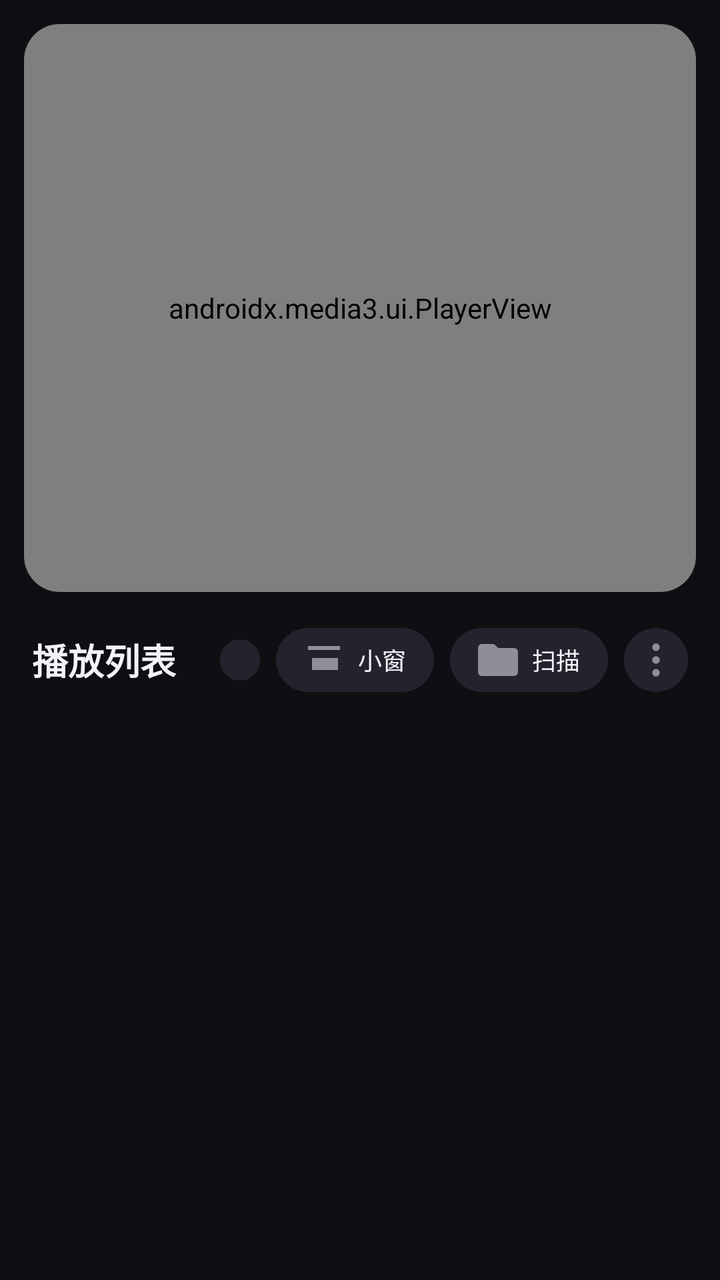
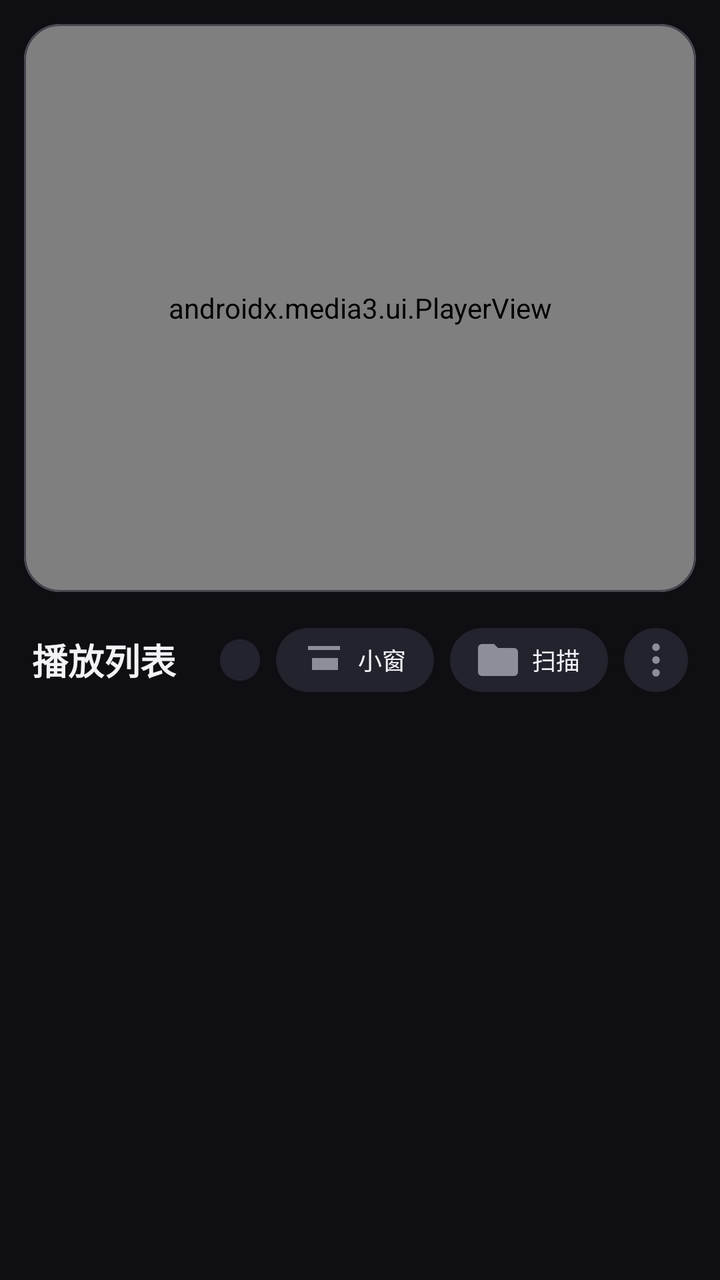

The first picture is an Android layout as it rendered before a commit; the second is the same layout after the commit. The layout source and the unified diff follow.
<!-- AndroidManifest.xml: application theme Theme.Player -->
<!-- res/layout/activity_main.xml -->
<?xml version="1.0" encoding="utf-8"?>
<LinearLayout xmlns:android="http://schemas.android.com/apk/res/android"
    xmlns:app="http://schemas.android.com/apk/res-auto"
    android:id="@+id/root_layout"
    android:layout_width="match_parent"
    android:layout_height="match_parent"
    android:orientation="vertical"
    android:background="@color/bg_dark">

    
    <com.google.android.material.card.MaterialCardView
        android:id="@+id/player_card"
        android:layout_width="match_parent"
        android:layout_height="0dp"
        android:layout_weight="1"
        android:layout_marginStart="12dp"
        android:layout_marginEnd="12dp"
        android:layout_marginTop="12dp"
        android:layout_marginBottom="4dp"
        app:cardBackgroundColor="@color/surface_1"
        app:cardCornerRadius="18dp"
        app:cardElevation="0dp"
        app:strokeWidth="0dp">

        
        <androidx.media3.ui.PlayerView
            android:id="@+id/player_view"
            android:layout_width="match_parent"
            android:layout_height="match_parent"
            app:use_controller="true"
            app:show_timeout="3000"
            app:resize_mode="fit"
            app:surface_type="texture_view"
            app:show_buffering="when_playing"
            app:controller_layout_id="@layout/custom_player_control_view"
            app:play_icon="@drawable/player_control_play"
            app:pause_icon="@drawable/player_control_pause"
            app:previous_icon="@drawable/player_control_previous"
            app:next_icon="@drawable/player_control_next"
            app:rewind_icon="@drawable/player_control_rewind"
            app:fastforward_icon="@drawable/player_control_fastforward"
            app:repeat_off_icon="@drawable/player_control_repeat_off"
            app:repeat_one_icon="@drawable/player_control_repeat_one"
            app:repeat_all_icon="@drawable/player_control_repeat_all"
            app:shuffle_off_icon="@drawable/player_control_shuffle_off"
            app:shuffle_on_icon="@drawable/player_control_shuffle_on"
            app:fullscreen_enter_icon="@drawable/player_control_fullscreen_enter"
            app:fullscreen_exit_icon="@drawable/player_control_fullscreen_exit" />

        
        <TextView
            android:id="@+id/gesture_overlay"
            android:layout_width="wrap_content"
            android:layout_height="wrap_content"
            android:layout_gravity="center"
            android:paddingHorizontal="20dp"
            android:paddingVertical="10dp"
            android:background="@drawable/bg_gesture_overlay"
            android:gravity="center"
            android:textColor="@color/text_primary"
            android:textSize="15sp"
            android:lineSpacingExtra="3dp"
            android:visibility="gone" />
    </com.google.android.material.card.MaterialCardView>

    
    <LinearLayout
        android:id="@+id/toolbar_layout"
        android:layout_width="match_parent"
        android:layout_height="wrap_content"
        android:orientation="horizontal"
        android:gravity="center_vertical"
        android:paddingHorizontal="16dp"
        android:paddingTop="14dp"
        android:paddingBottom="10dp">

        <TextView
            android:id="@+id/tv_playlist_info"
            android:layout_width="0dp"
            android:layout_height="wrap_content"
            android:layout_weight="1"
            android:text="@string/playlist_title"
            android:textSize="18sp"
            android:textStyle="bold"
            android:fontFamily="sans-serif-medium"
            android:textColor="@color/text_primary" />

        <TextView
            android:id="@+id/tv_count"
            android:layout_width="wrap_content"
            android:layout_height="wrap_content"
            android:paddingHorizontal="10dp"
            android:paddingVertical="3dp"
            android:background="@drawable/bg_pill_button"
            android:textColor="@color/text_secondary"
            android:textSize="11sp" />

        <Button
            android:id="@+id/btn_pip"
            android:layout_width="wrap_content"
            android:layout_height="32dp"
            android:minWidth="0dp"
            android:minHeight="0dp"
            android:layout_marginStart="8dp"
            android:paddingStart="12dp"
            android:paddingEnd="14dp"
            android:insetTop="0dp"
            android:insetBottom="0dp"
            android:stateListAnimator="@null"
            android:background="@drawable/bg_pill_button"
            android:drawableStart="@drawable/ic_pip"
            android:drawablePadding="5dp"
            android:drawableTint="@color/text_secondary"
            android:text="@string/pip"
            android:textAllCaps="false"
            android:textColor="@color/text_primary"
            android:textSize="12sp" />

        <Button
            android:id="@+id/btn_scan"
            android:layout_width="wrap_content"
            android:layout_height="32dp"
            android:minWidth="0dp"
            android:minHeight="0dp"
            android:layout_marginStart="8dp"
            android:paddingStart="12dp"
            android:paddingEnd="14dp"
            android:insetTop="0dp"
            android:insetBottom="0dp"
            android:stateListAnimator="@null"
            android:background="@drawable/bg_pill_button"
            android:drawableStart="@drawable/ic_scan"
            android:drawablePadding="5dp"
            android:drawableTint="@color/text_secondary"
            android:text="@string/scan_local"
            android:textAllCaps="false"
            android:textColor="@color/text_primary"
            android:textSize="12sp" />

        <ImageButton
            android:id="@+id/btn_more"
            android:layout_width="32dp"
            android:layout_height="32dp"
            android:layout_marginStart="8dp"
            android:background="@drawable/bg_pill_button"
            android:src="@drawable/ic_more"
            android:scaleType="centerInside"
            app:tint="@color/text_secondary"
            android:contentDescription="@string/check_update" />
    </LinearLayout>

    
    <FrameLayout
        android:id="@+id/playlist_container"
        android:layout_width="match_parent"
        android:layout_height="0dp"
        android:layout_weight="1">

        <androidx.recyclerview.widget.RecyclerView
            android:id="@+id/recycler_playlist"
            android:layout_width="match_parent"
            android:layout_height="match_parent"
            android:paddingHorizontal="12dp"
            android:paddingTop="4dp"
            android:paddingBottom="20dp"
            android:clipToPadding="false"
            android:overScrollMode="never" />

        <TextView
            android:id="@+id/tv_empty"
            android:layout_width="wrap_content"
            android:layout_height="wrap_content"
            android:layout_gravity="center"
            android:gravity="center"
            android:lineSpacingExtra="6dp"
            android:text="@string/list_empty_hint"
            android:textColor="@color/text_secondary"
            android:textSize="14sp"
            android:visibility="gone" />
    </FrameLayout>

</LinearLayout>
<!-- res/layout/custom_player_control_view.xml (included above) -->
<?xml version="1.0" encoding="utf-8"?>
<merge xmlns:android="http://schemas.android.com/apk/res/android">

  <View android:id="@id/exo_controls_background"
      android:layout_width="0dp"
      android:layout_height="0dp"
      android:background="@color/player_control_overlay"/>

  <FrameLayout android:id="@id/exo_bottom_bar"
      android:layout_width="match_parent"
      android:layout_height="@dimen/player_control_bottom_bar_height"
      android:layout_marginTop="@dimen/player_control_bottom_bar_top_margin"
      android:layout_gravity="bottom"
      android:background="@color/player_control_bar"
      android:layoutDirection="ltr">

    <LinearLayout android:id="@id/exo_time"
        android:layout_width="wrap_content"
        android:layout_height="wrap_content"
        android:paddingStart="@dimen/player_control_time_padding"
        android:paddingEnd="@dimen/player_control_time_padding"
        android:paddingLeft="@dimen/player_control_time_padding"
        android:paddingRight="@dimen/player_control_time_padding"
        android:layout_gravity="center_vertical|start"
        android:layoutDirection="ltr">

      
      <TextView android:id="@id/exo_position"
          style="@style/PlayerControls.TimeText.Position"/>

      <TextView
          style="@style/PlayerControls.TimeText.Separator"/>

      <TextView android:id="@id/exo_duration"
          style="@style/PlayerControls.TimeText.Duration"/>

    </LinearLayout>

    <LinearLayout android:id="@id/exo_basic_controls"
        android:layout_width="wrap_content"
        android:layout_height="wrap_content"
        android:layout_gravity="center_vertical|end"
        android:layoutDirection="ltr">

      
      <TextView android:id="@+id/btn_audio"
          android:layout_width="wrap_content"
          android:layout_height="wrap_content"
          android:layout_gravity="center_vertical"
          android:paddingLeft="10dp"
          android:paddingRight="10dp"
          android:gravity="center"
          android:text="@string/track_audio"
          android:textSize="13sp"
          android:textColor="#FFFFFF"
          android:background="?attr/selectableItemBackgroundBorderless"/>

      <TextView android:id="@+id/btn_subtitle"
          android:layout_width="wrap_content"
          android:layout_height="wrap_content"
          android:layout_gravity="center_vertical"
          android:paddingLeft="10dp"
          android:paddingRight="10dp"
          android:gravity="center"
          android:text="@string/track_subtitle"
          android:textSize="13sp"
          android:textColor="#FFFFFF"
          android:background="?attr/selectableItemBackgroundBorderless"/>

      
      <ImageButton android:id="@id/exo_shuffle"
          style="@style/PlayerControls.Button.Shuffle"/>

      <ImageButton android:id="@id/exo_repeat_toggle"
          style="@style/PlayerControls.Button.Repeat"/>

      <TextView android:id="@+id/btn_speed"
          android:layout_width="wrap_content"
          android:layout_height="wrap_content"
          android:layout_gravity="center_vertical"
          android:paddingLeft="10dp"
          android:paddingRight="10dp"
          android:gravity="center"
          android:text="@string/speed_default_label"
          android:textSize="13sp"
          android:textColor="#FFFFFF"
          android:textStyle="bold"
          android:background="?attr/selectableItemBackgroundBorderless"/>

      <ImageButton android:id="@id/exo_fullscreen"
          style="@style/PlayerControls.Button.Fullscreen"/>

      <ImageButton android:id="@id/exo_overflow_show"
          style="@style/PlayerControls.Button.OverflowShow"/>

    </LinearLayout>

    <HorizontalScrollView android:id="@id/exo_extra_controls_scroll_view"
        android:layout_width="wrap_content"
        android:layout_height="wrap_content"
        android:layout_gravity="center_vertical|end"
        android:visibility="invisible">

      <LinearLayout android:id="@id/exo_extra_controls"
          android:layout_width="wrap_content"
          android:layout_height="wrap_content"
          android:layoutDirection="ltr">

        <ImageButton android:id="@id/exo_overflow_hide"
            style="@style/PlayerControls.Button.OverflowHide"/>

      </LinearLayout>

    </HorizontalScrollView>

  </FrameLayout>

  <View android:id="@id/exo_progress_placeholder"
      android:layout_width="match_parent"
      android:layout_height="@dimen/player_control_progress_layout_height"
      android:layout_gravity="bottom"
      android:layout_marginBottom="@dimen/player_control_progress_margin_bottom"/>

  <LinearLayout android:id="@id/exo_minimal_controls"
      android:layout_width="wrap_content"
      android:layout_height="wrap_content"
      android:layout_gravity="bottom|end"
      android:layout_marginBottom="@dimen/player_control_minimal_margin_bottom"
      android:orientation="horizontal"
      android:gravity="center_vertical"
      android:layoutDirection="ltr">

    <ImageButton android:id="@id/exo_minimal_fullscreen"
        style="@style/PlayerControls.Button.Fullscreen"/>

  </LinearLayout>

  
  <LinearLayout
      android:id="@id/exo_center_controls"
      android:layout_width="wrap_content"
      android:layout_height="wrap_content"
      android:layout_gravity="center"
      android:background="@android:color/transparent"
      android:gravity="center"
      android:padding="@dimen/player_control_center_padding"
      android:clipToPadding="false"
      android:layoutDirection="ltr">

    <ImageButton android:id="@id/exo_prev"
        style="@style/PlayerControls.Button.Previous"/>

    <Button android:id="@id/exo_rew_with_amount"
        android:singleLine="false"
        style="@style/PlayerControls.Button.Seek"/>

    <ImageButton android:id="@id/exo_play_pause"
        style="@style/PlayerControls.Button.PlayPause"/>

    <Button android:id="@id/exo_ffwd_with_amount"
        android:singleLine="false"
        style="@style/PlayerControls.Button.FastForward"/>

    <ImageButton android:id="@id/exo_next"
        style="@style/PlayerControls.Button.Next"/>

  </LinearLayout>

</merge>
<!-- resources referenced by this layout -->
<resources>
  <color name="bg_dark">#FF0E0E13</color>
  <color name="player_control_bar">#CC000000</color>
  <color name="player_control_overlay">#99000000</color>
  <color name="surface_1">#FF17171F</color>
  <color name="text_primary">#FFF2F2F7</color>
  <color name="text_secondary">#FF8E8E99</color>
  <dimen name="player_control_bottom_bar_height">60dp</dimen>
  <dimen name="player_control_bottom_bar_top_margin">10dp</dimen>
  <dimen name="player_control_center_padding">24dp</dimen>
  <dimen name="player_control_minimal_margin_bottom">4dp</dimen>
  <dimen name="player_control_progress_layout_height">48dp</dimen>
  <dimen name="player_control_progress_margin_bottom">52dp</dimen>
  <dimen name="player_control_time_padding">10dp</dimen>
  <string name="check_update">检查更新</string>
  <string name="list_empty_hint">播放列表还是空的\n点击上方「扫描」导入本地视频和音频</string>
  <string name="pip">小窗</string>
  <string name="playlist_title">播放列表</string>
  <string name="scan_local">扫描</string>
  <string name="speed_default_label">1x</string>
  <string name="track_audio">音轨</string>
  <string name="track_subtitle">字幕</string>
  <style name="PlayerControls.Button.Next" parent="PlayerControls.Button.Center">
          <item name="android:src">@drawable/player_control_next</item>
          <item name="android:contentDescription">@string/player_control_next</item>
      </style>
  <style name="PlayerControls.TimeText.Duration" parent="PlayerControls.TimeText">
          <item name="android:textColor">@color/player_control_muted_text</item>
          <item name="android:text">00:00</item>
      </style>
  <style name="PlayerControls.TimeText.Position" parent="PlayerControls.TimeText">
          <item name="android:textColor">@color/player_control_text</item>
          <item name="android:text">00:00</item>
      </style>
  <style name="PlayerControls.TimeText.Separator" parent="PlayerControls.TimeText">
          <item name="android:textColor">@color/player_control_muted_text</item>
          <item name="android:text">·</item>
      </style>
  <color name="surface_2">#FF23232E</color>
  <string name="player_control_fast_forward">快进</string>
  <string name="player_control_fullscreen">全屏</string>
  <string name="player_control_next">下一项</string>
  <string name="player_control_less">收起控制</string>
  <string name="player_control_more">更多控制</string>
  <string name="player_control_play_pause">播放或暂停</string>
  <string name="player_control_previous">上一项</string>
  <string name="player_control_repeat">循环模式</string>
  <dimen name="player_control_icon_size">52dp</dimen>
  <dimen name="player_control_seek_padding_bottom">4dp</dimen>
  <dimen name="player_control_seek_text_size">9sp</dimen>
  <color name="player_control_text">#FFFFFFFF</color>
  <string name="player_control_seek">快退</string>
  <string name="player_control_shuffle">随机播放</string>
  <color name="player_control_muted_text">#B3FFFFFF</color>
  <color name="accent">#FFA78BFA</color>
  <color name="accent_deep">#FF7C5CFF</color>
  <dimen name="player_control_small_icon_size">48dp</dimen>
  <dimen name="player_control_small_icon_padding">12dp</dimen>
  <dimen name="player_control_icon_padding">10dp</dimen>
  <dimen name="player_control_time_text_size">14sp</dimen>
  <dimen name="player_control_icon_margin">2dp</dimen>
  <string name="player_control_action">播放器操作</string>
  <!-- unchanged entries left out for length: 34 -->
</resources>

<!-- the commit's change to res/layout/activity_main.xml (unified diff, before → after) -->
@@ -4,8 +4,7 @@
     android:id="@+id/root_layout"
     android:layout_width="match_parent"
     android:layout_height="match_parent"
-    android:orientation="vertical"
-    android:background="@color/bg_dark">
+    android:orientation="vertical">
 
     
     <com.google.android.material.card.MaterialCardView
@@ -19,8 +18,7 @@
         android:layout_marginBottom="4dp"
         app:cardBackgroundColor="@color/surface_1"
         app:cardCornerRadius="18dp"
-        app:cardElevation="0dp"
-        app:strokeWidth="0dp">
+        app:cardElevation="0dp">
 
         
         <androidx.media3.ui.PlayerView
@@ -194,18 +192,14 @@
       android:layout_height="@dimen/player_control_bottom_bar_height"
       android:layout_marginTop="@dimen/player_control_bottom_bar_top_margin"
       android:layout_gravity="bottom"
-      android:background="@color/player_control_bar"
-      android:layoutDirection="ltr">
+      android:background="@color/player_control_bar">
 
     <LinearLayout android:id="@id/exo_time"
         android:layout_width="wrap_content"
         android:layout_height="wrap_content"
         android:paddingStart="@dimen/player_control_time_padding"
         android:paddingEnd="@dimen/player_control_time_padding"
-        android:paddingLeft="@dimen/player_control_time_padding"
-        android:paddingRight="@dimen/player_control_time_padding"
-        android:layout_gravity="center_vertical|start"
-        android:layoutDirection="ltr">
+        android:layout_gravity="center_vertical|start">
 
       
       <TextView android:id="@id/exo_position"
@@ -222,33 +216,16 @@
     <LinearLayout android:id="@id/exo_basic_controls"
         android:layout_width="wrap_content"
         android:layout_height="wrap_content"
-        android:layout_gravity="center_vertical|end"
-        android:layoutDirection="ltr">
+        android:layout_gravity="center_vertical|end">
 
       
       <TextView android:id="@+id/btn_audio"
-          android:layout_width="wrap_content"
-          android:layout_height="wrap_content"
-          android:layout_gravity="center_vertical"
-          android:paddingLeft="10dp"
-          android:paddingRight="10dp"
-          android:gravity="center"
-          android:text="@string/track_audio"
-          android:textSize="13sp"
-          android:textColor="#FFFFFF"
-          android:background="?attr/selectableItemBackgroundBorderless"/>
+          style="@style/PlayerControls.TextButton"
+          android:text="@string/track_audio"/>
 
       <TextView android:id="@+id/btn_subtitle"
-          android:layout_width="wrap_content"
-          android:layout_height="wrap_content"
-          android:layout_gravity="center_vertical"
-          android:paddingLeft="10dp"
-          android:paddingRight="10dp"
-          android:gravity="center"
-          android:text="@string/track_subtitle"
-          android:textSize="13sp"
-          android:textColor="#FFFFFF"
-          android:background="?attr/selectableItemBackgroundBorderless"/>
+          style="@style/PlayerControls.TextButton"
+          android:text="@string/track_subtitle"/>
 
       
       <ImageButton android:id="@id/exo_shuffle"
@@ -258,17 +235,9 @@
           style="@style/PlayerControls.Button.Repeat"/>
 
       <TextView android:id="@+id/btn_speed"
-          android:layout_width="wrap_content"
-          android:layout_height="wrap_content"
-          android:layout_gravity="center_vertical"
-          android:paddingLeft="10dp"
-          android:paddingRight="10dp"
-          android:gravity="center"
+          style="@style/PlayerControls.TextButton"
           android:text="@string/speed_default_label"
-          android:textSize="13sp"
-          android:textColor="#FFFFFF"
-          android:textStyle="bold"
-          android:background="?attr/selectableItemBackgroundBorderless"/>
+          android:textStyle="bold"/>
 
       <ImageButton android:id="@id/exo_fullscreen"
           style="@style/PlayerControls.Button.Fullscreen"/>
@@ -286,8 +255,7 @@
 
       <LinearLayout android:id="@id/exo_extra_controls"
           android:layout_width="wrap_content"
-          android:layout_height="wrap_content"
-          android:layoutDirection="ltr">
+          android:layout_height="wrap_content">
 
         <ImageButton android:id="@id/exo_overflow_hide"
             style="@style/PlayerControls.Button.OverflowHide"/>
@@ -310,8 +278,7 @@
       android:layout_gravity="bottom|end"
       android:layout_marginBottom="@dimen/player_control_minimal_margin_bottom"
       android:orientation="horizontal"
-      android:gravity="center_vertical"
-      android:layoutDirection="ltr">
+      android:gravity="center_vertical">
 
     <ImageButton android:id="@id/exo_minimal_fullscreen"
         style="@style/PlayerControls.Button.Fullscreen"/>
@@ -327,8 +294,7 @@
       android:background="@android:color/transparent"
       android:gravity="center"
       android:padding="@dimen/player_control_center_padding"
-      android:clipToPadding="false"
-      android:layoutDirection="ltr">
+      android:clipToPadding="false">
 
     <ImageButton android:id="@id/exo_prev"
         style="@style/PlayerControls.Button.Previous"/>
<!-- resource entries referenced after the edit -->
@@ -24,6 +24,17 @@
   <style name="PlayerControls.Button.Next" parent="PlayerControls.Button.Center">
           <item name="android:src">@drawable/player_control_next</item>
           <item name="android:contentDescription">@string/player_control_next</item>
+      </style>
+  <style name="PlayerControls.TextButton">
+          <item name="android:layout_width">wrap_content</item>
+          <item name="android:layout_height">wrap_content</item>
+          <item name="android:layout_gravity">center_vertical</item>
+          <item name="android:paddingStart">10dp</item>
+          <item name="android:paddingEnd">10dp</item>
+          <item name="android:gravity">center</item>
+          <item name="android:textSize">13sp</item>
+          <item name="android:textColor">@color/player_control_text</item>
+          <item name="android:background">?android:attr/selectableItemBackgroundBorderless</item>
       </style>
   <style name="PlayerControls.TimeText.Duration" parent="PlayerControls.TimeText">
           <item name="android:textColor">@color/player_control_muted_text</item>
